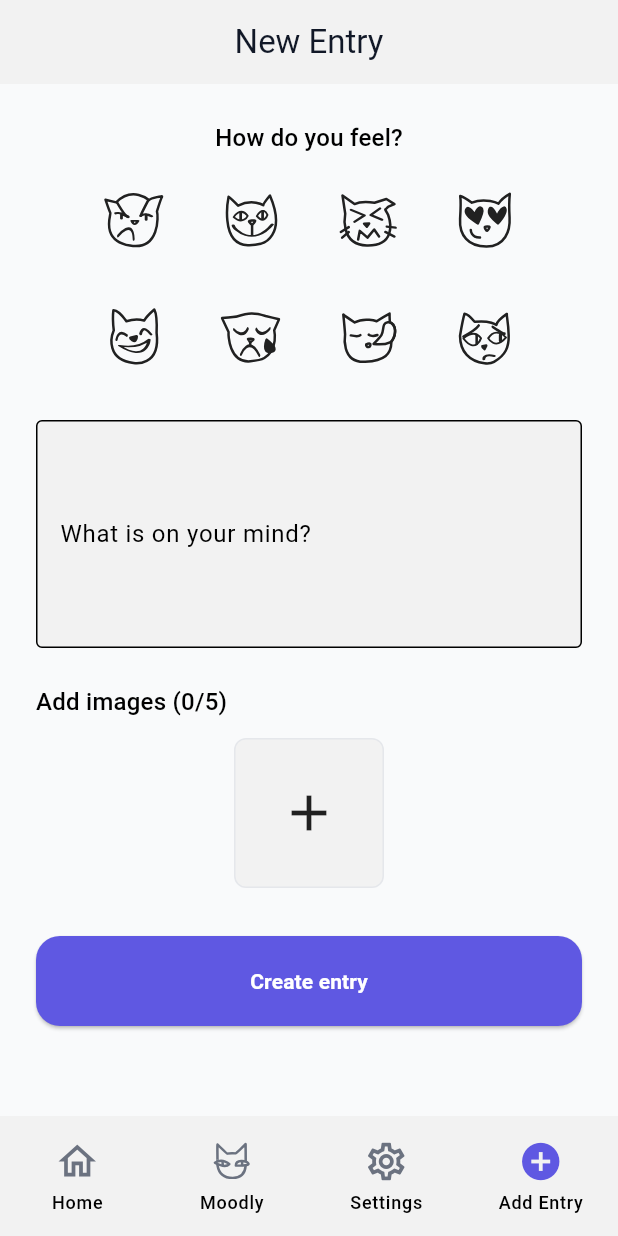
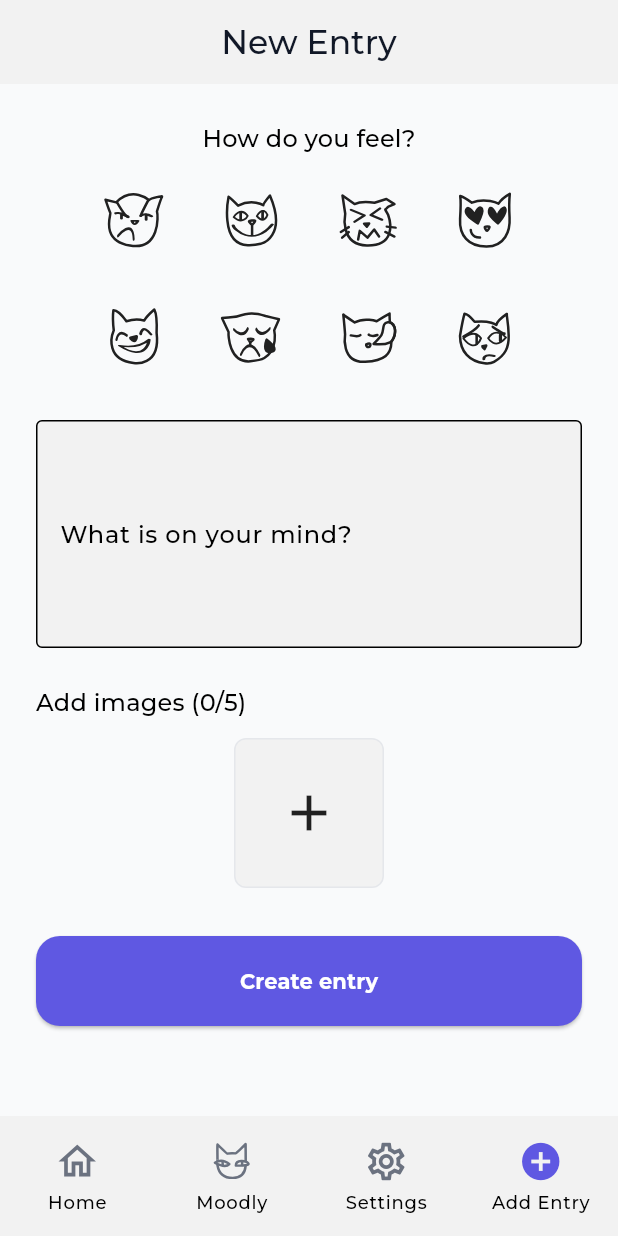
Before and after one commit to codemalcolm/moodly_client, a Flutter app: the screen it shows after launch, item 4 of the bottom bar chosen, on a phone screen of 412 x 824 dp. Run offline on Flutter 3.47's test engine with Material 3 defaults, Android fonts, the phone set to English and light mode, and no system bars; our stand-ins replace flutter_svg, image_picker; network calls fail; project files that could hold a hidden picture were left out.

Commit message:
include font Montserrat in app_theme.dart

```diff
--- a/lib/theme/app_theme.dart
+++ b/lib/theme/app_theme.dart
@@ -30,6 +30,7 @@ class AccentColors {
 class AppTheme {
   static ThemeData lightTheme(Color primaryColor) {
     return ThemeData(
+      fontFamily: 'Montserrat',
       brightness: Brightness.light,
       scaffoldBackgroundColor: LightColors.background,
       primaryColor: primaryColor,
@@ -47,6 +48,7 @@ class AppTheme {
         backgroundColor: LightColors.surface,
         foregroundColor: LightColors.textPrimary,
         elevation: 0,
+        centerTitle: true,
       ),
       inputDecorationTheme: InputDecorationTheme(
         filled: true,
@@ -62,6 +64,7 @@ class AppTheme {
 
   static ThemeData darkTheme(Color primaryColor) {
     return ThemeData(
+      fontFamily: 'Montserrat',
       brightness: Brightness.dark,
       scaffoldBackgroundColor: DarkColors.background,
       primaryColor: primaryColor,
@@ -79,6 +82,7 @@ class AppTheme {
         backgroundColor: DarkColors.surface,
         foregroundColor: DarkColors.textPrimary,
         elevation: 0,
+        centerTitle: true,
       ),
       inputDecorationTheme: InputDecorationTheme(
         filled: true,
```
